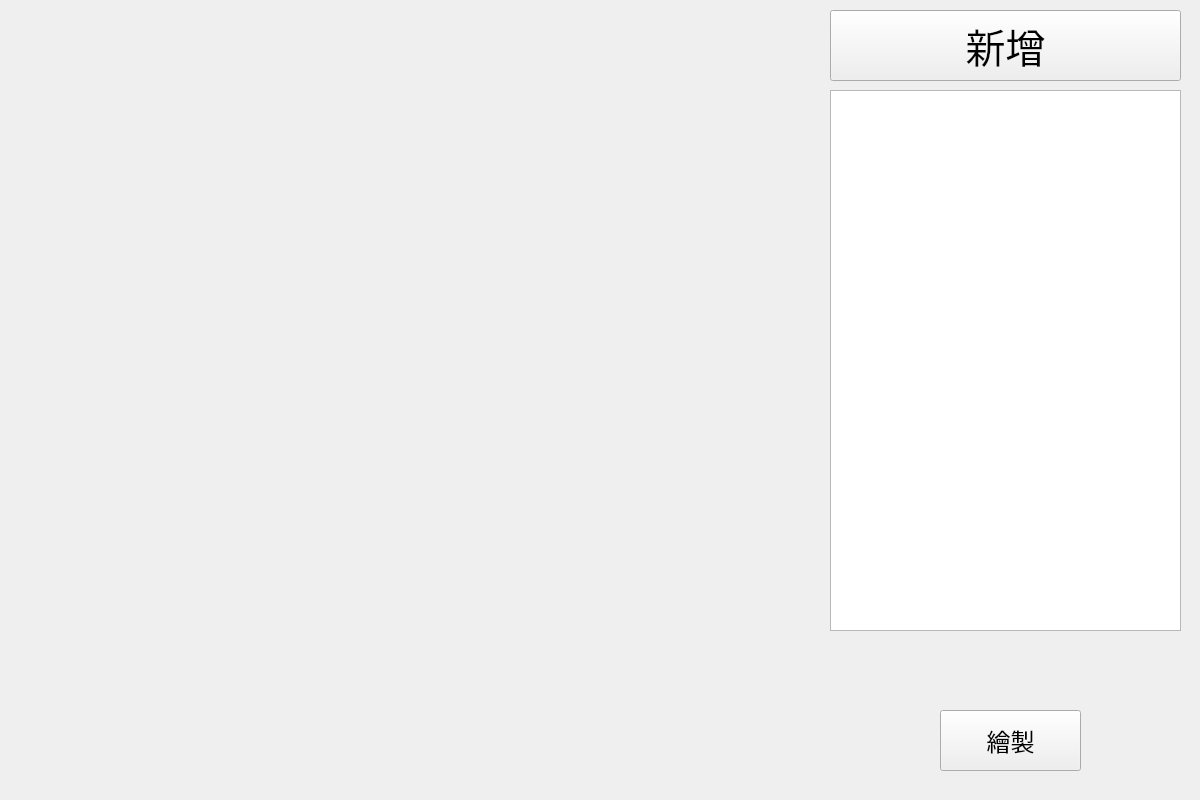
This is EquationDrawer/EquationDrawer/EquationDrawer.ui in leta0620/EquationDrawer as Qt 5 draws it before an edit. The edited form follows.
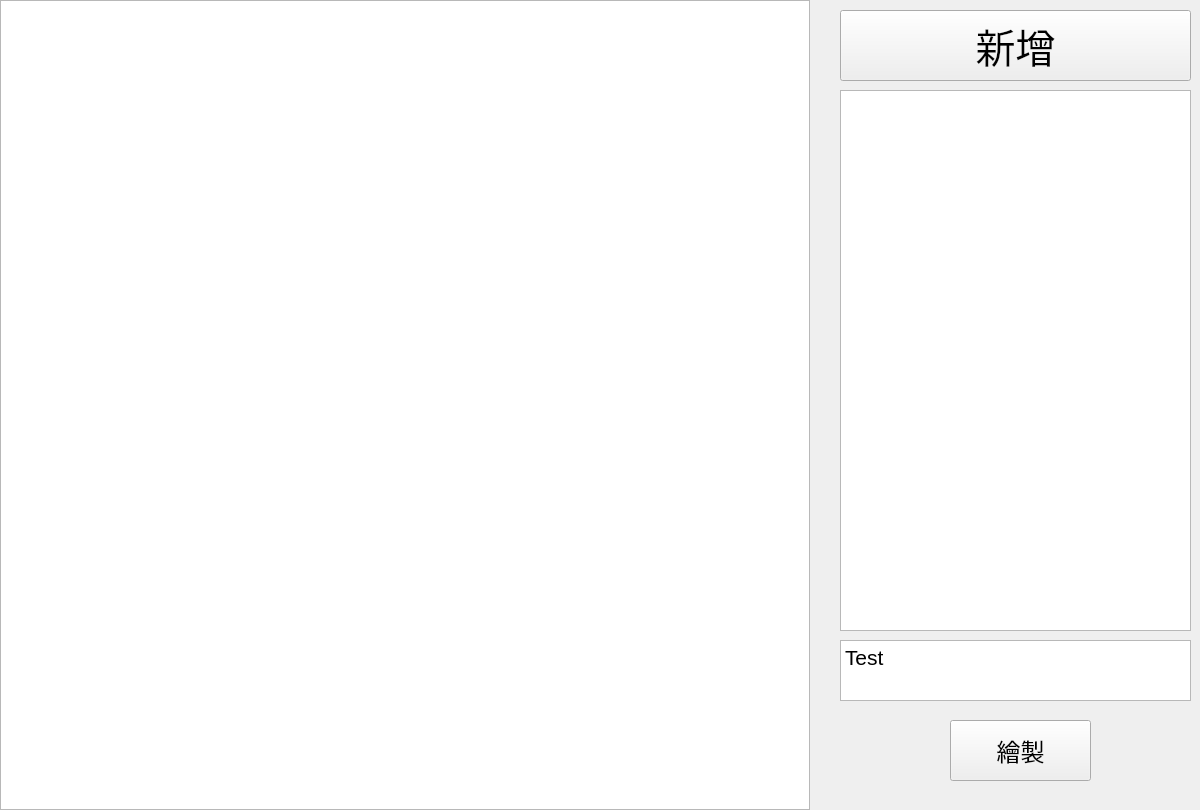
This is the edited form.

Commit message: coordinate print and equation list

```diff
--- a/EquationDrawer/EquationDrawer/EquationDrawer.ui
+++ b/EquationDrawer/EquationDrawer/EquationDrawer.ui
@@ -7,7 +7,7 @@
     <x>0</x>
     <y>0</y>
     <width>1200</width>
-    <height>800</height>
+    <height>810</height>
    </rect>
   </property>
   <property name="windowTitle">
@@ -16,7 +16,7 @@
   <widget class="QListWidget" name="listWidget">
    <property name="geometry">
     <rect>
-     <x>830</x>
+     <x>840</x>
      <y>90</y>
      <width>351</width>
      <height>541</height>
@@ -26,8 +26,8 @@
   <widget class="QPushButton" name="pushButton">
    <property name="geometry">
     <rect>
-     <x>940</x>
-     <y>710</y>
+     <x>950</x>
+     <y>720</y>
      <width>141</width>
      <height>61</height>
     </rect>
@@ -44,7 +44,7 @@
   <widget class="QPushButton" name="pushButton_2">
    <property name="geometry">
     <rect>
-     <x>830</x>
+     <x>840</x>
      <y>10</y>
      <width>351</width>
      <height>71</height>
@@ -59,6 +59,49 @@
     <string>新增</string>
    </property>
   </widget>
+  <widget class="QTextBrowser" name="textBrowser">
+   <property name="geometry">
+    <rect>
+     <x>840</x>
+     <y>640</y>
+     <width>351</width>
+     <height>61</height>
+    </rect>
+   </property>
+   <property name="font">
+    <font>
+     <pointsize>16</pointsize>
+    </font>
+   </property>
+   <property name="html">
+    <string>&lt;!DOCTYPE HTML PUBLIC &quot;-//W3C//DTD HTML 4.0//EN&quot; &quot;http://www.w3.org/TR/REC-html40/strict.dtd&quot;&gt;
+&lt;html&gt;&lt;head&gt;&lt;meta name=&quot;qrichtext&quot; content=&quot;1&quot; /&gt;&lt;style type=&quot;text/css&quot;&gt;
+p, li { white-space: pre-wrap; }
+&lt;/style&gt;&lt;/head&gt;&lt;body style=&quot; font-family:'PMingLiU'; font-size:16pt; font-weight:400; font-style:normal;&quot;&gt;
+&lt;p style=&quot; margin-top:0px; margin-bottom:0px; margin-left:0px; margin-right:0px; -qt-block-indent:0; text-indent:0px;&quot;&gt;Test&lt;/p&gt;&lt;/body&gt;&lt;/html&gt;</string>
+   </property>
+  </widget>
+  <widget class="QGraphicsView" name="graphicsView">
+   <property name="geometry">
+    <rect>
+     <x>0</x>
+     <y>0</y>
+     <width>810</width>
+     <height>810</height>
+    </rect>
+   </property>
+   <property name="sceneRect">
+    <rectf>
+     <x>0.000000000000000</x>
+     <y>0.000000000000000</y>
+     <width>0.000000000000000</width>
+     <height>0.000000000000000</height>
+    </rectf>
+   </property>
+   <property name="alignment">
+    <set>Qt::AlignLeading|Qt::AlignLeft|Qt::AlignTop</set>
+   </property>
+  </widget>
  </widget>
  <layoutdefault spacing="6" margin="11"/>
  <resources>
```
Left out of the diff: 4 changed lines with no effect on the pictures. The commit also changes 56 other files.
